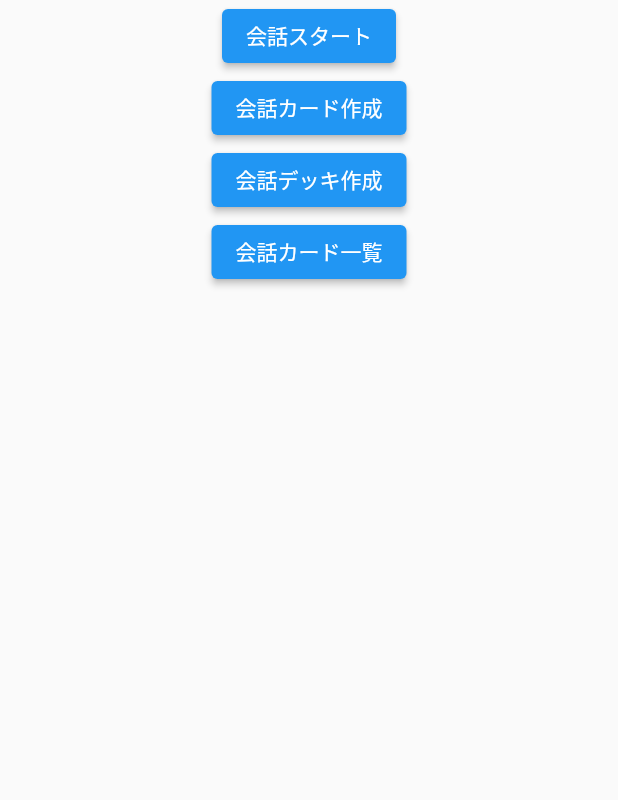
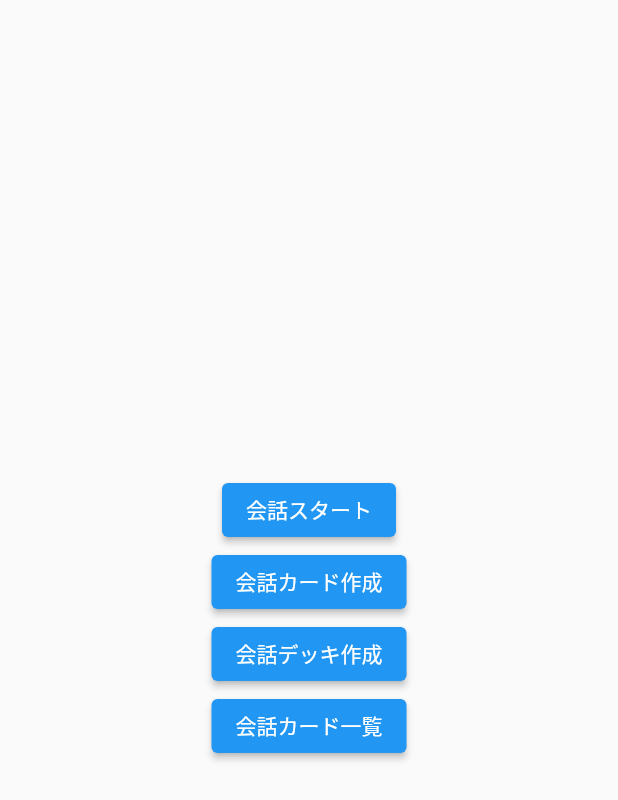
Before and after one commit to nmskm240/conversation_deck, a Flutter app: the screen it shows after launch, on a phone screen of 412 x 824 dp. Shown: the top 800 px of the screen. Run offline on Flutter 3.47's test engine with Material 2 defaults, Android fonts, the phone set to English and light mode, and no system bars; our stand-ins replace sqflite; accounts and stored records are empty.

Commit message:
メニュー画面でボタンを中央に表示するように修正

```diff
--- a/lib/Pages/MenuPage.dart
+++ b/lib/Pages/MenuPage.dart
@@ -1,7 +1,7 @@
-import 'package:conversation_deck/Pages/CardListPage.dart';
-import 'package:conversation_deck/Pages/CardMakePage.dart';
-import 'package:conversation_deck/Pages/ConversationPage.dart';
-import 'package:conversation_deck/Pages/DeckMakePage.dart';
+import 'CardListPage.dart';
+import 'CardMakePage.dart';
+import 'ConversationPage.dart';
+import 'DeckMakePage.dart';
 import 'package:flutter/cupertino.dart';
 import 'package:flutter/material.dart';
 
@@ -9,8 +9,11 @@ class MenuPage extends StatelessWidget {
   @override
   Widget build(BuildContext context) {
     return Scaffold(
-      body: Center(
+      body: Container(
+        // padding: EdgeInsets.all(64),
+        alignment: Alignment.center,
         child: Column(
+          mainAxisAlignment: MainAxisAlignment.center,
           children: <Widget>[
             ElevatedButton(
               onPressed: () {
```
